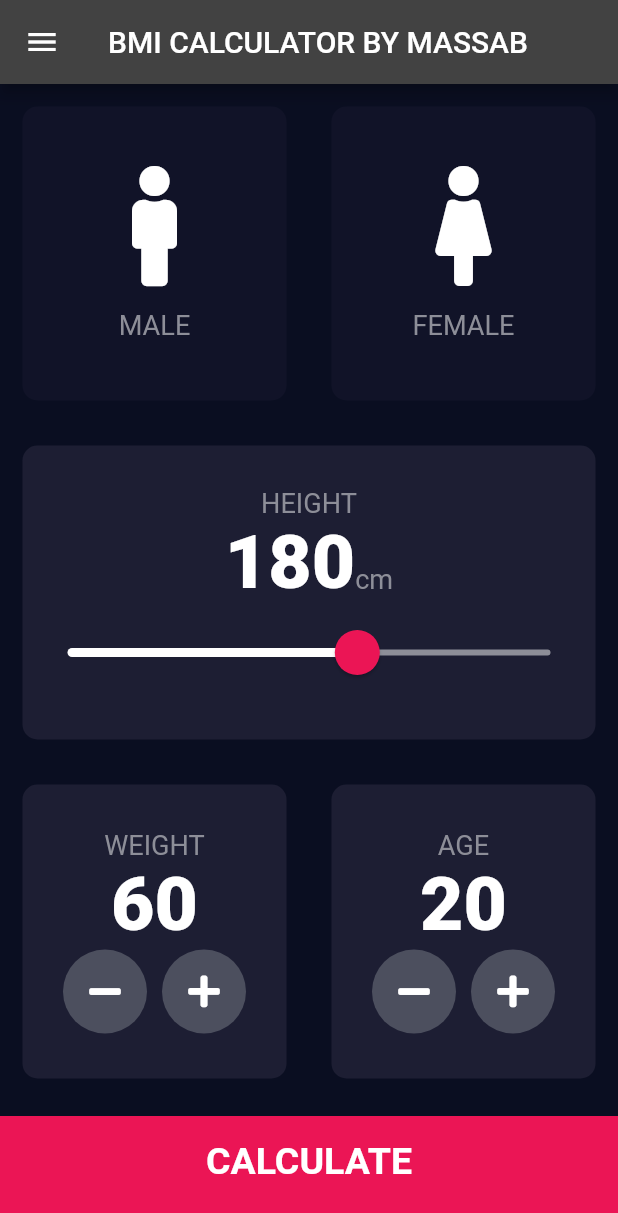
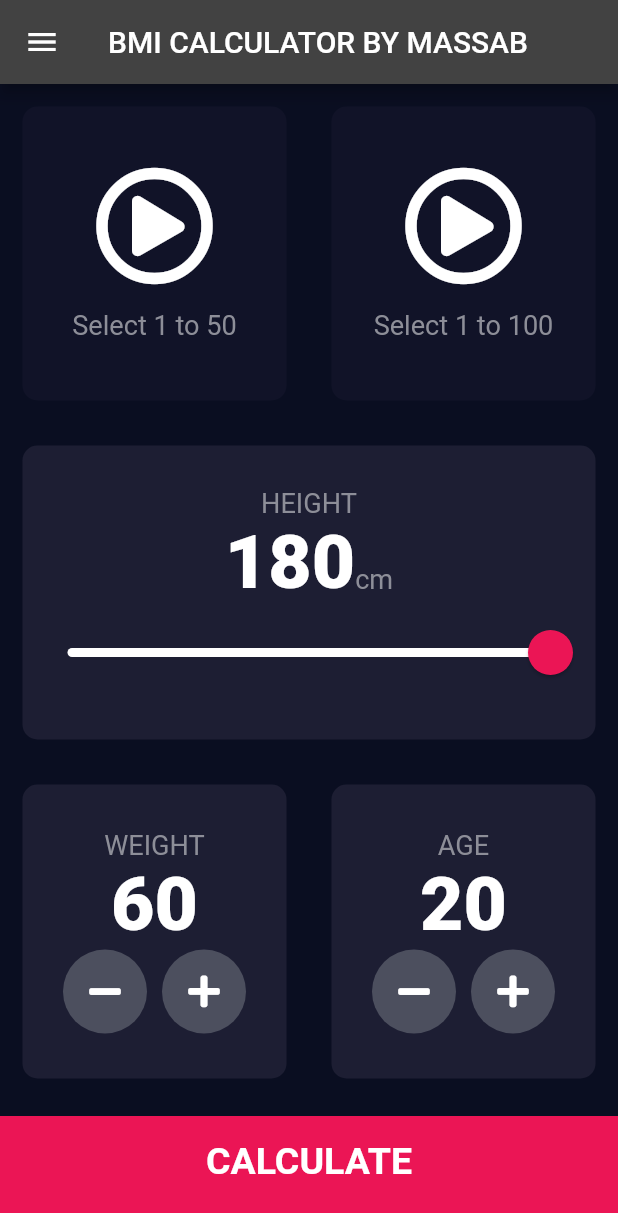
Before and after one commit to HaXer420/Flutter_FA19-BCS-112, a Flutter app: the screen it shows after launch, on a phone screen of 412 x 824 dp. Shown: the top 1213 px of the screen. Run offline on Flutter 3.47's test engine with Material 2 defaults, Android fonts, the phone set to English and light mode, and no system bars; our stand-ins replace font_awesome_flutter.

Commit message:
Complete task

```diff
--- a/bmi_calculator_custom/lib/input_page.dart
+++ b/bmi_calculator_custom/lib/input_page.dart
@@ -25,6 +25,9 @@ class _InputPageState extends State<InputPage> {
   int weight = 60;
   int age = 20;
 
+  int min1 = 15;
+  int max2 = 150;
+
   @override
   Widget build(BuildContext context) {
     return Scaffold(
@@ -50,8 +53,8 @@ class _InputPageState extends State<InputPage> {
                       ? kActiveColour
                       : kInactiveColour,
                   cardChild: TextandIconContent(
-                    icon: FontAwesomeIcons.male,
-                    label: 'MALE',
+                    icon: FontAwesomeIcons.playCircle,
+                    label: 'Select 1 to 50',
                   ),
                 ),
               ),
@@ -66,8 +69,8 @@ class _InputPageState extends State<InputPage> {
                       ? kActiveColour
                       : kInactiveColour,
                   cardChild: TextandIconContent(
-                    icon: FontAwesomeIcons.female,
-                    label: 'FEMALE',
+                    icon: FontAwesomeIcons.playCircle,
+                    label: 'Select 1 to 100',
                   ),
                 ),
               ),
@@ -111,8 +114,8 @@ class _InputPageState extends State<InputPage> {
                     ),
                     child: Slider(
                       value: height.toDouble(),
-                      min: 120.0,
-                      max: 220.0,
+                      min: 20.0,
+                      max: 50.0,
                       onChanged: (double newValue) {
                         setState(() {
                           height = newValue.round();
--- a/kidsapp/lib/calculator_brain.dart
+++ b/kidsapp/lib/calculator_brain.dart
@@ -1,35 +1,34 @@
 import 'dart:math';
 
 class CalculatorBrain {
-  CalculatorBrain({this.height, this.weight});
+  CalculatorBrain({this.height, this.weight, this.age});
 
   final int height;
   final int weight;
+  final int age;
 
   double _bmi;
+  double _add;
 
   String calculateBMI() {
-    _bmi = weight / pow(height / 100, 2);
-    return _bmi.toStringAsFixed(1);
+    _add = weight.toDouble()+height.toDouble();
+    _bmi =  pow(_add , age);
+    return _bmi.toStringAsFixed(2);
   }
 
   String getResult() {
-    if (_bmi >= 25) {
-      return 'Overweight';
-    } else if (_bmi > 18.5) {
+    if (_bmi >= 500000) {
+      return 'High';
+    } else if (_bmi < 500000) {
       return 'Normal';
-    } else {
-      return 'Underweight';
     }
   }
 
   String getInterpretation() {
-    if (_bmi >= 25) {
-      return 'You have a higher than normal body weight. Try to exercise more.';
-    } else if (_bmi >= 18.5) {
-      return 'You have a normal body weight. Good job!';
-    } else {
-      return 'You have a lower than normal body weight. You can eat a bit more.';
+    if (_bmi >= 500000) {
+      return 'Very High Result';
+    } else if (_bmi < 500000) {
+      return 'Normal result';
     }
   }
 }
--- a/kidsapp/lib/input_page.dart
+++ b/kidsapp/lib/input_page.dart
@@ -21,9 +21,12 @@ class InputPage extends StatefulWidget {
 
 class _InputPageState extends State<InputPage> {
   Gender selectedGender;
-  int height = 180;
-  int weight = 60;
-  int age = 20;
+  int height = 30;
+  int weight = 10;
+  int age = 10;
+
+  int min1=20;
+  int max1=80;
 
   @override
   Widget build(BuildContext context) {
@@ -31,7 +34,7 @@ class _InputPageState extends State<InputPage> {
       drawer: MyDrawer(),
       appBar: AppBar(
         centerTitle: true,
-        title: Text('BMI CALCULATOR BY MASSAB'),
+        title: Text('KIDS CALCULATOR BY MASSAB'),
       ),
       body: Column(
         crossAxisAlignment: CrossAxisAlignment.stretch,
@@ -44,14 +47,17 @@ class _InputPageState extends State<InputPage> {
                   onPress: () {
                     setState(() {
                       selectedGender = Gender.male;
+                      height=0;
+                      min1=0;
+                      max1=50;
                     });
                   },
                   colour: selectedGender == Gender.male
                       ? kActiveColour
                       : kInactiveColour,
                   cardChild: TextandIconContent(
-                    icon: FontAwesomeIcons.male,
-                    label: 'MALE',
+                    icon: FontAwesomeIcons.playCircle,
+                    label: 'Select 1 to 50',
                   ),
                 ),
               ),
@@ -60,14 +66,17 @@ class _InputPageState extends State<InputPage> {
                   onPress: () {
                     setState(() {
                       selectedGender = Gender.female;
+                      height=0;
+                      min1=0;
+                      max1=100;
                     });
                   },
                   colour: selectedGender == Gender.female
                       ? kActiveColour
                       : kInactiveColour,
                   cardChild: TextandIconContent(
-                    icon: FontAwesomeIcons.female,
-                    label: 'FEMALE',
+                    icon: FontAwesomeIcons.playCircle,
+                    label: 'Select 1 to 100',
                   ),
                 ),
               ),
@@ -111,8 +120,8 @@ class _InputPageState extends State<InputPage> {
                     ),
                     child: Slider(
                       value: height.toDouble(),
-                      min: 120.0,
-                      max: 220.0,
+                      min: min1.toDouble(),
+                      max: max1.toDouble(),
                       onChanged: (double newValue) {
                         setState(() {
                           height = newValue.round();
@@ -134,7 +143,7 @@ class _InputPageState extends State<InputPage> {
                       mainAxisAlignment: MainAxisAlignment.center,
                       children: <Widget>[
                         Text(
-                          'WEIGHT',
+                          'ADD',
                           style: kLabelTextStyle,
                         ),
                         Text(
@@ -175,7 +184,7 @@ class _InputPageState extends State<InputPage> {
                       mainAxisAlignment: MainAxisAlignment.center,
                       children: <Widget>[
                         Text(
-                          'AGE',
+                          'POWER',
                           style: kLabelTextStyle,
                         ),
                         Text(
@@ -218,7 +227,7 @@ class _InputPageState extends State<InputPage> {
             buttonTitle: 'CALCULATE',
             onTap: () {
               CalculatorBrain calc =
-                  CalculatorBrain(height: height, weight: weight);
+                  CalculatorBrain(height: height, weight: weight, age: age);
 
               Navigator.push(
                 context,
```
Also changed, not shown: 1 other file.
